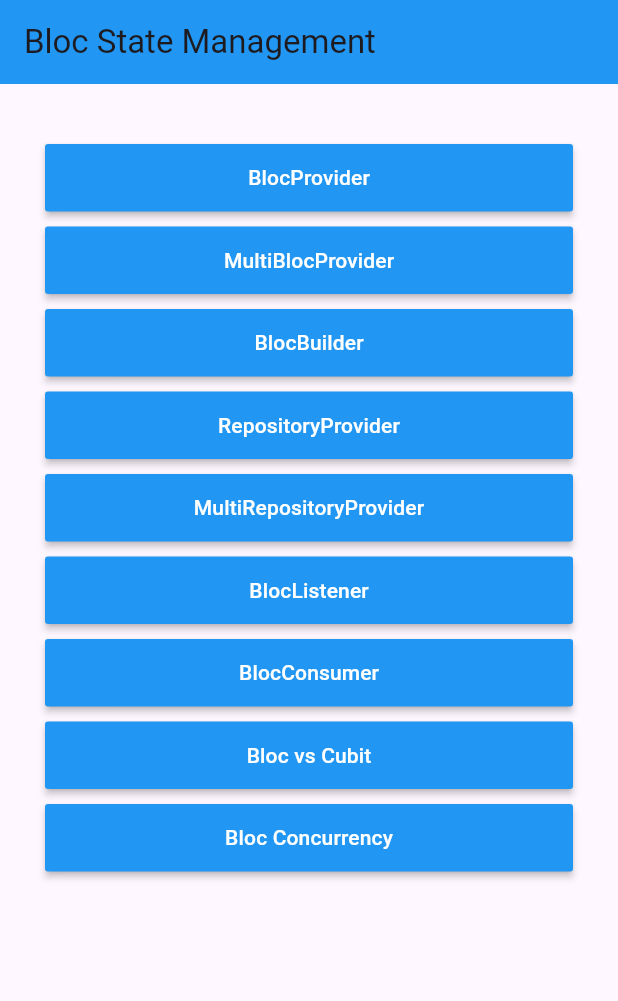
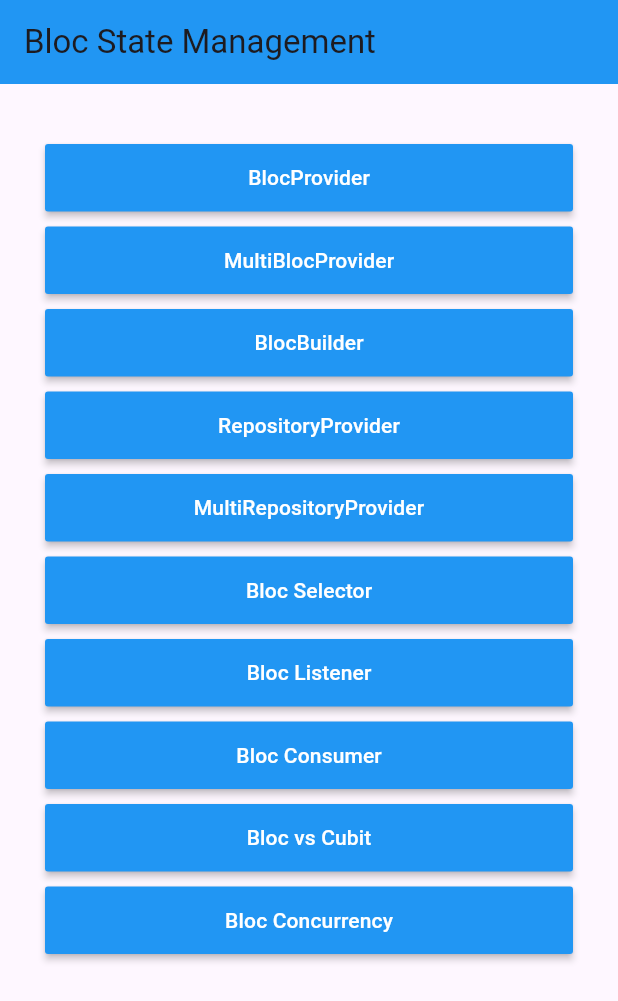
Before and after one commit to kurbanovxurshidbek/flutterdev-lesson26, a Flutter app: the screen it shows after launch, on a phone screen of 412 x 824 dp. Shown: the top 1001 px of the screen. Run offline on Flutter 3.47's test engine with Material 3 defaults, Android fonts, the phone set to English and light mode, and no system bars; our stand-ins replace bloc, equatable, flutter_bloc, logger.

Commit message:
Bloc Selector Added

```diff
--- a/lib/pages/home_page.dart
+++ b/lib/pages/home_page.dart
@@ -2,6 +2,7 @@ import 'package:flutter/material.dart';
 import 'package:ngdemo23/pages/lesson2/bloc_builder_page.dart';
 import 'package:ngdemo23/pages/lesson3/multi_repository_page.dart';
 import 'package:ngdemo23/pages/lesson3/single_repository_page.dart';
+import 'package:ngdemo23/pages/lesson4/bloc_selector_page.dart';
 
 import 'lesson1/bloc_provider_page.dart';
 import 'lesson1/multi_bloc_provider_page.dart';
@@ -117,7 +118,24 @@ class _HomePageState extends State<HomePage> {
                 height: 45,
                 width: double.infinity,
                 child: MaterialButton(
-                  child: Text("BlocListener"),
+                  child: Text("Bloc Selector"),
+                  color: Colors.blue,
+                  textColor: Colors.white,
+                  onPressed: () {
+                    Navigator.push(
+                      context,
+                      MaterialPageRoute(builder: (_) => const BlocSelectorPage()),
+                    );
+                  },
+                ),
+              ),
+
+              Container(
+                margin: EdgeInsets.only(top: 10),
+                height: 45,
+                width: double.infinity,
+                child: MaterialButton(
+                  child: Text("Bloc Listener"),
                   color: Colors.blue,
                   textColor: Colors.white,
                   onPressed: () {
@@ -131,7 +149,7 @@ class _HomePageState extends State<HomePage> {
                 height: 45,
                 width: double.infinity,
                 child: MaterialButton(
-                  child: Text("BlocConsumer"),
+                  child: Text("Bloc Consumer"),
                   color: Colors.blue,
                   textColor: Colors.white,
                   onPressed: () {
```
Also changed, not shown: lib/bloc/bloc_selector_bloc.dart (added, +36 -0 lines), lib/pages/lesson4/bloc_selector_page.dart (added, +84 -0 lines).
